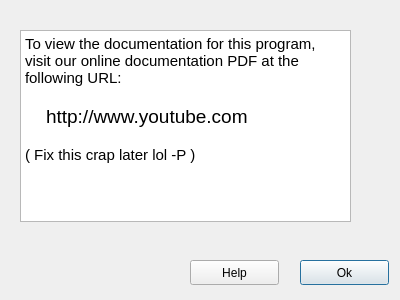
CS383Team2/Goofy_Lights_Editor, file GoofyLightsEditor/docdialog.ui: the form before one commit.
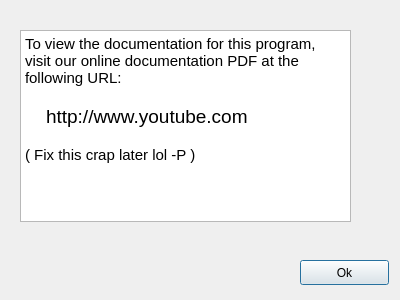
The form after the commit.

Commit message: Some more cleanup. Added some very basic info to about menu with link to our GitHub. Changed around sizing window a little bit to look a little more pretty.

What changed in the file:
```diff
--- a/GoofyLightsEditor/docdialog.ui
+++ b/GoofyLightsEditor/docdialog.ui
@@ -26,19 +26,6 @@
     <string>Ok</string>
    </property>
   </widget>
-  <widget class="QPushButton" name="pushButton_2">
-   <property name="geometry">
-    <rect>
-     <x>190</x>
-     <y>260</y>
-     <width>89</width>
-     <height>25</height>
-    </rect>
-   </property>
-   <property name="text">
-    <string>Help</string>
-   </property>
-  </widget>
   <widget class="QTextBrowser" name="textBrowser">
    <property name="geometry">
     <rect>
```
Left out of the diff: 12 changed lines with no effect on the pictures. The commit also changes 3 other files.
